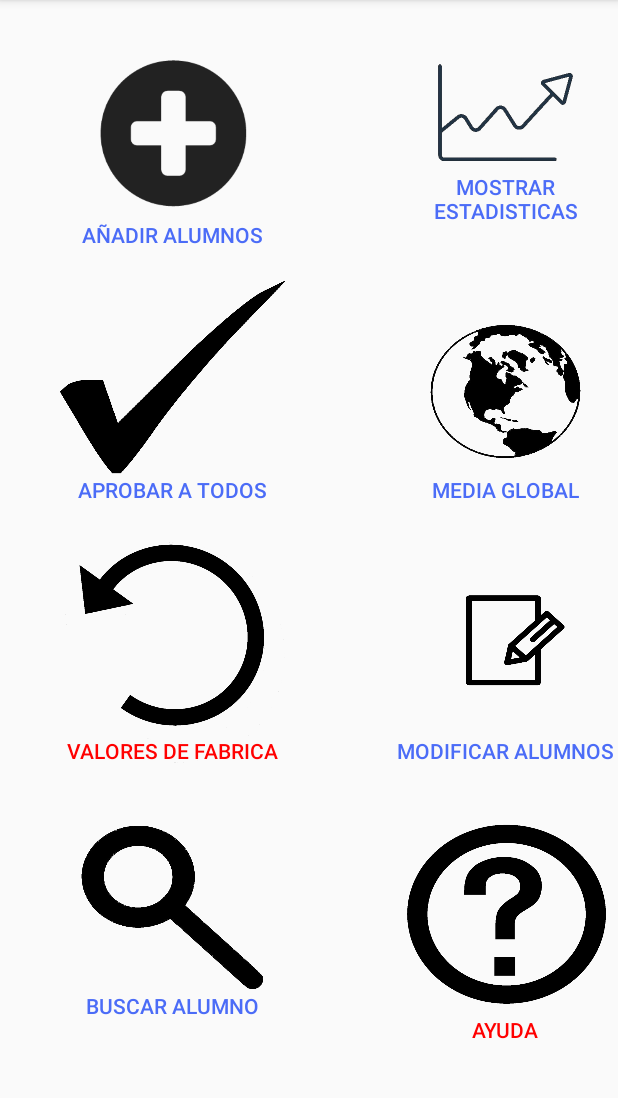
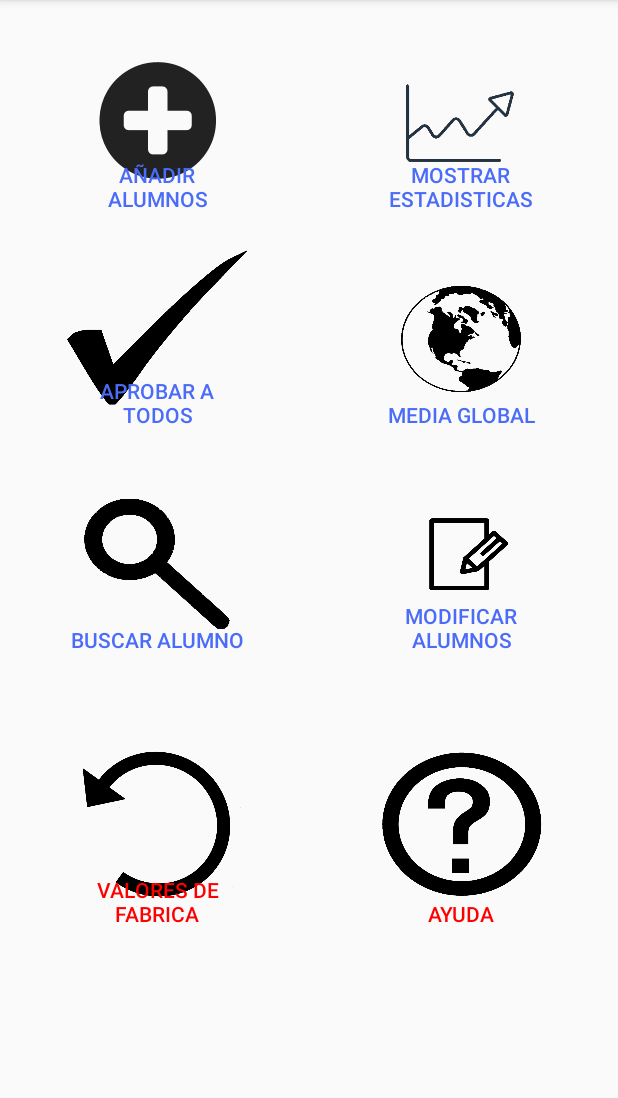
Before and after one commit to cf17jeremy/M7NotasAPP, an Android app: the Menu screen opened directly, with no data from a screen before it, on a phone screen of 412 x 824 dp, the part 84-1182 px from its top. Run offline under Robolectric (Android 15) with nearby library versions, the light colour scheme and no system bars.

Commit message:
Todo acabado

```diff
--- a/app/src/main/java/com/example/Notas/Menu.java
+++ b/app/src/main/java/com/example/Notas/Menu.java
@@ -109,6 +109,7 @@ public class Menu extends AppCompatActivity {
                             arnota3[i] = 5;
                         }
                     }
+                    Toast.makeText(getApplicationContext(),"OPERACIÓN REALIZADA, TODOS LOS ALUMNOS HAN SIDO APROBADOS",Toast.LENGTH_SHORT).show();
                 }
             }
         });
--- a/app/src/main/java/com/example/Notas/RecycleView.java
+++ b/app/src/main/java/com/example/Notas/RecycleView.java
@@ -13,7 +13,6 @@ import java.util.ArrayList;
 
 
 public class RecycleView extends RecyclerView.Adapter<RecycleView.MyViewHolder> {
-
     ArrayList<String> personNames;
     ArrayList<Integer>notas1;
     ArrayList<Integer>notas2;
@@ -43,6 +42,10 @@ public class RecycleView extends RecyclerView.Adapter<RecycleView.MyViewHolder>
     public void onBindViewHolder(MyViewHolder holder, final int position) {
         // set the data in items
         holder.name.setText(personNames.get(position));
+        holder.nota1.setText(notas1.get(position).toString());
+        holder.nota2.setText(notas2.get(position).toString());
+        holder.nota3.setText(notas3.get(position).toString());
+        holder.media.setText(String.valueOf(medias.get(position)));
         // implement setOnClickListener event on item view.
         holder.itemView.setOnClickListener(new View.OnClickListener() {
             @Override
--- a/app/src/main/res/layout/activity_menu.xml
+++ b/app/src/main/res/layout/activity_menu.xml
@@ -8,103 +8,124 @@
     tools:context=".Menu">
 
     <Button
-        android:id="@+id/aprall"
-        android:layout_width="150dp"
-        android:layout_height="150dp"
-        android:layout_marginStart="40dp"
-        android:layout_marginTop="20dp"
-        android:background="@drawable/tick"
-        android:gravity="bottom|center"
-        android:text="@string/aprobar_a_todos"
-        android:textColor="#4B6CF7"
-        app:layout_constraintStart_toStartOf="parent"
-        app:layout_constraintTop_toBottomOf="@+id/add" />
-
-    <Button
         android:id="@+id/add"
-        android:layout_width="150dp"
-        android:layout_height="150dp"
-        android:layout_marginStart="40dp"
-        android:layout_marginTop="16dp"
+        android:layout_width="120dp"
+        android:layout_height="120dp"
         android:background="@drawable/add"
         android:gravity="bottom|center"
         android:text="@string/a_adir_alumnos2"
         android:textColor="#4B6CF7"
+        app:layout_constraintBottom_toBottomOf="parent"
+        app:layout_constraintEnd_toEndOf="parent"
+        app:layout_constraintHorizontal_bias="0.153"
         app:layout_constraintStart_toStartOf="parent"
-        app:layout_constraintTop_toTopOf="parent" />
-
-    <Button
-        android:id="@+id/medglob"
-        android:layout_width="150dp"
-        android:layout_height="150dp"
-        android:layout_marginTop="36dp"
-        android:background="@drawable/medglobal"
-        android:gravity="bottom|center"
-        android:text="@string/media_global"
-        android:textColor="#4B6CF7"
-        app:layout_constraintEnd_toEndOf="parent"
-        app:layout_constraintTop_toBottomOf="@+id/mostrar" />
-
-    <Button
-        android:id="@+id/peligro"
-        android:layout_width="150dp"
-        android:layout_height="150dp"
-        android:layout_marginStart="40dp"
-        android:layout_marginTop="24dp"
-        android:background="@drawable/restore"
-        android:gravity="bottom|center"
-        android:text="@string/valores_de_fabrica"
-        android:textColor="#FF0000"
-        app:layout_constraintStart_toStartOf="parent"
-        app:layout_constraintTop_toBottomOf="@+id/aprall" />
+        app:layout_constraintTop_toTopOf="parent"
+        app:layout_constraintVertical_bias="0.034" />
 
     <Button
         android:id="@+id/mostrar"
-        android:layout_width="150dp"
-        android:layout_height="150dp"
+        android:layout_width="120dp"
+        android:layout_height="120dp"
         android:background="@drawable/stats"
         android:gravity="bottom|center"
         android:text="@string/mostrar_estadisticas"
         android:textAlignment="center"
         android:textColor="#4B6CF7"
+        app:layout_constraintBottom_toBottomOf="parent"
         app:layout_constraintEnd_toEndOf="parent"
-        app:layout_constraintTop_toTopOf="parent" />
+        app:layout_constraintHorizontal_bias="0.845"
+        app:layout_constraintStart_toStartOf="parent"
+        app:layout_constraintTop_toTopOf="parent"
+        app:layout_constraintVertical_bias="0.034" />
+
+    <Button
+        android:id="@+id/aprall"
+        android:layout_width="120dp"
+        android:layout_height="120dp"
+        android:background="@drawable/tick"
+        android:gravity="bottom|center"
+        android:text="@string/aprobar_a_todos"
+        android:textColor="#4B6CF7"
+        app:layout_constraintBottom_toBottomOf="parent"
+        app:layout_constraintEnd_toEndOf="parent"
+        app:layout_constraintHorizontal_bias="0.153"
+        app:layout_constraintStart_toStartOf="parent"
+        app:layout_constraintTop_toBottomOf="@+id/add"
+        app:layout_constraintVertical_bias="0.048" />
+
+    <Button
+        android:id="@+id/medglob"
+        android:layout_width="120dp"
+        android:layout_height="120dp"
+        android:background="@drawable/medglobal"
+        android:gravity="bottom|center"
+        android:text="@string/media_global"
+        android:textColor="#4B6CF7"
+        app:layout_constraintBottom_toBottomOf="parent"
+        app:layout_constraintEnd_toEndOf="parent"
+        app:layout_constraintHorizontal_bias="0.846"
+        app:layout_constraintStart_toStartOf="parent"
+        app:layout_constraintTop_toBottomOf="@+id/mostrar"
+        app:layout_constraintVertical_bias="0.048" />
 
     <Button
         android:id="@+id/seach"
-        android:layout_width="150dp"
-        android:layout_height="150dp"
-        android:layout_marginStart="40dp"
-        android:layout_marginTop="20dp"
+        android:layout_width="120dp"
+        android:layout_height="120dp"
         android:background="@drawable/buscar"
         android:gravity="bottom|center"
         android:text="@string/buscar_alumno"
         android:textColor="#4B6CF7"
+        app:layout_constraintBottom_toBottomOf="parent"
+        app:layout_constraintEnd_toEndOf="parent"
+        app:layout_constraintHorizontal_bias="0.153"
         app:layout_constraintStart_toStartOf="parent"
-        app:layout_constraintTop_toBottomOf="@+id/peligro" />
+        app:layout_constraintTop_toBottomOf="@+id/aprall"
+        app:layout_constraintVertical_bias="0.082" />
+
+    <Button
+        android:id="@+id/change"
+        android:layout_width="120dp"
+        android:layout_height="120dp"
+        android:background="@drawable/modalum"
+        android:gravity="bottom|center"
+        android:text="@string/modificar_alumnos"
+        android:textColor="#4B6CF7"
+        app:layout_constraintBottom_toBottomOf="parent"
+        app:layout_constraintEnd_toEndOf="parent"
+        app:layout_constraintHorizontal_bias="0.846"
+        app:layout_constraintStart_toStartOf="parent"
+        app:layout_constraintTop_toBottomOf="@+id/medglob"
+        app:layout_constraintVertical_bias="0.082" />
+
+    <Button
+        android:id="@+id/peligro"
+        android:layout_width="120dp"
+        android:layout_height="120dp"
+        android:background="@drawable/restore"
+        android:gravity="bottom|center"
+        android:text="@string/valores_de_fabrica"
+        android:textColor="#FF0000"
+        app:layout_constraintBottom_toBottomOf="parent"
+        app:layout_constraintEnd_toEndOf="parent"
+        app:layout_constraintHorizontal_bias="0.153"
+        app:layout_constraintStart_toStartOf="parent"
+        app:layout_constraintTop_toBottomOf="@+id/seach"
+        app:layout_constraintVertical_bias="0.295" />
 
     <Button
         android:id="@+id/help"
-        android:layout_width="150dp"
-        android:layout_height="150dp"
-        android:layout_marginTop="36dp"
+        android:layout_width="120dp"
+        android:layout_height="120dp"
         android:background="@drawable/help"
         android:gravity="bottom|center"
         android:text="@string/ayuda"
         android:textColor="#FF0000"
+        app:layout_constraintBottom_toBottomOf="parent"
         app:layout_constraintEnd_toEndOf="parent"
-        app:layout_constraintTop_toBottomOf="@+id/change" />
-
-    <Button
-        android:id="@+id/change"
-        android:layout_width="150dp"
-        android:layout_height="150dp"
-        android:layout_marginTop="24dp"
-        android:background="@drawable/modalum"
-        android:gravity="bottom|center"
-        android:text="@string/modificar_alumnos"
-        android:textColor="#4B6CF7"
-        app:layout_constraintEnd_toEndOf="parent"
-        app:layout_constraintTop_toBottomOf="@+id/medglob" />
+        app:layout_constraintHorizontal_bias="0.846"
+        app:layout_constraintStart_toStartOf="parent"
+        app:layout_constraintTop_toBottomOf="@+id/change"
+        app:layout_constraintVertical_bias="0.295" />
 
 </androidx.constraintlayout.widget.ConstraintLayout>
```
Also changed, not shown: app/src/main/res/drawable/textview_border.xml (+3 -12 lines), app/src/main/res/layout/recycleview.xml (+20 -34 lines).
